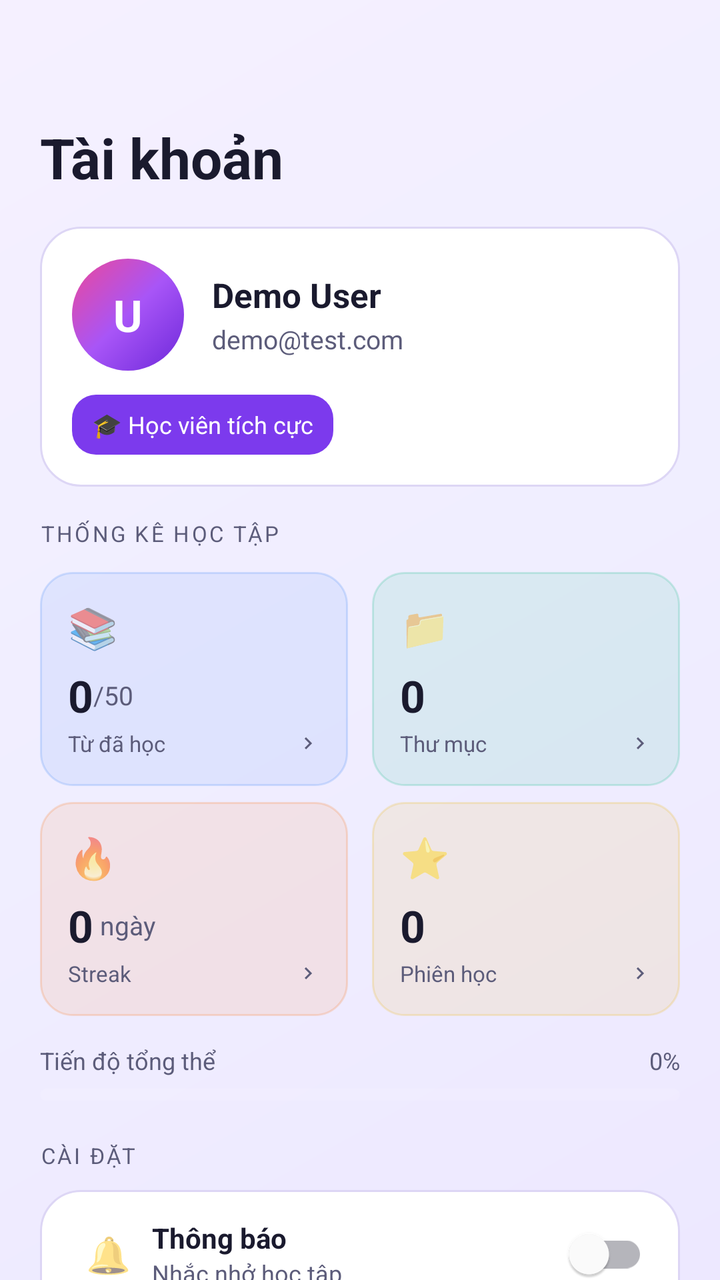
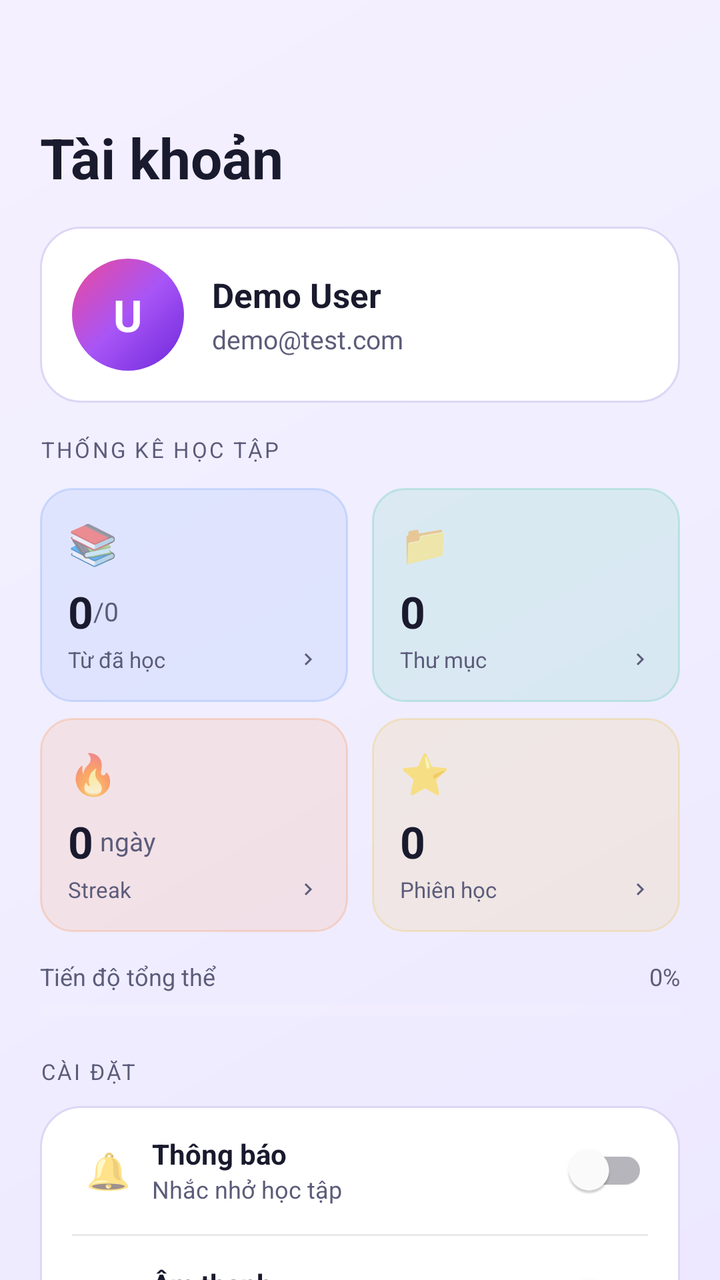

Screens rendered from an Android XML layout before and after an edit, with the pre-edit source and the edit as a unified diff.
<!-- AndroidManifest.xml: application theme Theme.FlashcardApp -->
<!-- res/layout/fragment_account.xml -->
<?xml version="1.0" encoding="utf-8"?>
<androidx.core.widget.NestedScrollView xmlns:android="http://schemas.android.com/apk/res/android"
    android:layout_width="match_parent" android:layout_height="match_parent"
    android:background="@drawable/bg_gradient_dark">
    <LinearLayout android:layout_width="match_parent" android:layout_height="wrap_content"
        android:orientation="vertical">

        
        <TextView
            android:layout_width="wrap_content" android:layout_height="wrap_content"
            android:text="Tài khoản"
            android:textColor="@color/text_primary"
            android:textSize="28sp" android:textStyle="bold"
            android:paddingHorizontal="20dp"
            android:paddingTop="60dp" android:paddingBottom="16dp"/>

        
        <LinearLayout
            android:layout_width="match_parent" android:layout_height="wrap_content"
            android:orientation="vertical"
            android:background="@drawable/bg_card_dark"
            android:padding="16dp"
            android:layout_marginStart="20dp" android:layout_marginEnd="20dp"
            android:layout_marginBottom="16dp">

            <LinearLayout
                android:layout_width="match_parent" android:layout_height="wrap_content"
                android:orientation="horizontal"
                android:gravity="center_vertical">

                <LinearLayout android:layout_width="56dp" android:layout_height="56dp"
                    android:background="@drawable/bg_avatar" android:gravity="center"
                    android:layout_marginEnd="14dp">
                    <TextView android:id="@+id/tvAvatar"
                        android:layout_width="wrap_content" android:layout_height="wrap_content"
                        android:text="U" android:textColor="@color/white"
                        android:textSize="22sp" android:textStyle="bold"/>
                </LinearLayout>

                <LinearLayout
                    android:layout_width="0dp" android:layout_height="wrap_content"
                    android:layout_weight="1"
                    android:orientation="vertical">
                    <TextView android:id="@+id/tvName"
                        android:layout_width="wrap_content" android:layout_height="wrap_content"
                        android:text="Demo User"
                        android:textColor="@color/text_primary"
                        android:textSize="17sp" android:textStyle="bold"/>
                    <TextView android:id="@+id/tvEmail"
                        android:layout_width="wrap_content" android:layout_height="wrap_content"
                        android:text="demo@test.com"
                        android:textColor="@color/text_secondary"
                        android:textSize="13sp" android:layout_marginTop="2dp"/>
                </LinearLayout>
            </LinearLayout>

            
            <LinearLayout
                android:layout_width="wrap_content" android:layout_height="30dp"
                android:background="@drawable/bg_chip_active"
                android:gravity="center_vertical"
                android:paddingStart="10dp" android:paddingEnd="10dp"
                android:layout_marginTop="12dp">
                <TextView
                    android:layout_width="wrap_content" android:layout_height="wrap_content"
                    android:text="🎓 Học viên tích cực"
                    android:textColor="@color/white"
                    android:textSize="12sp"/>
            </LinearLayout>
        </LinearLayout>

        
        <LinearLayout
            android:layout_width="match_parent" android:layout_height="wrap_content"
            android:orientation="vertical"
            android:paddingHorizontal="20dp">

            <TextView
                android:layout_width="wrap_content" android:layout_height="wrap_content"
                android:text="THỐNG KÊ HỌC TẬP"
                android:textColor="@color/text_secondary" android:textSize="11sp"
                android:letterSpacing="0.1"
                android:layout_marginBottom="12dp"/>

            
            <LinearLayout android:layout_width="match_parent" android:layout_height="wrap_content"
                android:orientation="horizontal" android:layout_marginBottom="8dp">

                
                <LinearLayout android:layout_width="0dp" android:layout_height="wrap_content"
                    android:layout_weight="1" android:orientation="vertical"
                    android:background="@drawable/bg_stat_teal" android:padding="14dp"
                    android:layout_marginEnd="6dp">
                    <TextView android:layout_width="wrap_content" android:layout_height="wrap_content"
                        android:text="📚" android:textSize="20sp" android:layout_marginBottom="6dp"/>
                    <LinearLayout android:layout_width="match_parent" android:layout_height="wrap_content"
                        android:orientation="horizontal" android:gravity="center_vertical">
                        <TextView android:id="@+id/tvWordsLearned"
                            android:layout_width="wrap_content" android:layout_height="wrap_content"
                            android:text="0" android:textColor="@color/text_primary"
                            android:textSize="22sp" android:textStyle="bold"/>
                        <TextView android:layout_width="wrap_content" android:layout_height="wrap_content"
                            android:text="/50" android:textColor="@color/text_secondary"
                            android:textSize="13sp"/>
                    </LinearLayout>
                    <LinearLayout android:layout_width="match_parent" android:layout_height="wrap_content"
                        android:orientation="horizontal" android:gravity="center_vertical"
                        android:layout_marginTop="2dp">
                        <TextView android:layout_width="0dp" android:layout_height="wrap_content"
                            android:layout_weight="1"
                            android:text="Từ đã học"
                            android:textColor="@color/text_secondary" android:textSize="11sp"/>
                        <ImageView android:layout_width="12dp" android:layout_height="12dp"
                            android:src="@drawable/ic_chevron_right"
                            android:tint="@color/text_secondary"/>
                    </LinearLayout>
                </LinearLayout>

                
                <LinearLayout android:layout_width="0dp" android:layout_height="wrap_content"
                    android:layout_weight="1" android:orientation="vertical"
                    android:background="@drawable/bg_stat_green" android:padding="14dp"
                    android:layout_marginStart="6dp">
                    <TextView android:layout_width="wrap_content" android:layout_height="wrap_content"
                        android:text="📁" android:textSize="20sp" android:layout_marginBottom="6dp"/>
                    <TextView android:id="@+id/tvSetsCount"
                        android:layout_width="wrap_content" android:layout_height="wrap_content"
                        android:text="0" android:textColor="@color/text_primary"
                        android:textSize="22sp" android:textStyle="bold"/>
                    <LinearLayout android:layout_width="match_parent" android:layout_height="wrap_content"
                        android:orientation="horizontal" android:gravity="center_vertical"
                        android:layout_marginTop="2dp">
                        <TextView android:layout_width="0dp" android:layout_height="wrap_content"
                            android:layout_weight="1"
                            android:text="Thư mục"
                            android:textColor="@color/text_secondary" android:textSize="11sp"/>
                        <ImageView android:layout_width="12dp" android:layout_height="12dp"
                            android:src="@drawable/ic_chevron_right"
                            android:tint="@color/text_secondary"/>
                    </LinearLayout>
                </LinearLayout>
            </LinearLayout>

            
            <LinearLayout android:layout_width="match_parent" android:layout_height="wrap_content"
                android:orientation="horizontal">

                
                <LinearLayout android:layout_width="0dp" android:layout_height="wrap_content"
                    android:layout_weight="1" android:orientation="vertical"
                    android:background="@drawable/bg_stat_orange" android:padding="14dp"
                    android:layout_marginEnd="6dp">
                    <TextView android:layout_width="wrap_content" android:layout_height="wrap_content"
                        android:text="🔥" android:textSize="20sp" android:layout_marginBottom="6dp"/>
                    <LinearLayout android:layout_width="match_parent" android:layout_height="wrap_content"
                        android:orientation="horizontal" android:gravity="center_vertical">
                        <TextView android:id="@+id/tvStreak"
                            android:layout_width="wrap_content" android:layout_height="wrap_content"
                            android:text="0" android:textColor="@color/text_primary"
                            android:textSize="22sp" android:textStyle="bold"/>
                        <TextView android:layout_width="wrap_content" android:layout_height="wrap_content"
                            android:text=" ngày" android:textColor="@color/text_secondary"
                            android:textSize="13sp"/>
                    </LinearLayout>
                    <LinearLayout android:layout_width="match_parent" android:layout_height="wrap_content"
                        android:orientation="horizontal" android:gravity="center_vertical"
                        android:layout_marginTop="2dp">
                        <TextView android:layout_width="0dp" android:layout_height="wrap_content"
                            android:layout_weight="1"
                            android:text="Streak"
                            android:textColor="@color/text_secondary" android:textSize="11sp"/>
                        <ImageView android:layout_width="12dp" android:layout_height="12dp"
                            android:src="@drawable/ic_chevron_right"
                            android:tint="@color/text_secondary"/>
                    </LinearLayout>
                </LinearLayout>

                
                <LinearLayout android:layout_width="0dp" android:layout_height="wrap_content"
                    android:layout_weight="1" android:orientation="vertical"
                    android:background="@drawable/bg_stat_yellow" android:padding="14dp"
                    android:layout_marginStart="6dp">
                    <TextView android:layout_width="wrap_content" android:layout_height="wrap_content"
                        android:text="⭐" android:textSize="20sp" android:layout_marginBottom="6dp"/>
                    <TextView android:id="@+id/tvSessions"
                        android:layout_width="wrap_content" android:layout_height="wrap_content"
                        android:text="0" android:textColor="@color/text_primary"
                        android:textSize="22sp" android:textStyle="bold"/>
                    <LinearLayout android:layout_width="match_parent" android:layout_height="wrap_content"
                        android:orientation="horizontal" android:gravity="center_vertical"
                        android:layout_marginTop="2dp">
                        <TextView android:layout_width="0dp" android:layout_height="wrap_content"
                            android:layout_weight="1"
                            android:text="Phiên học"
                            android:textColor="@color/text_secondary" android:textSize="11sp"/>
                        <ImageView android:layout_width="12dp" android:layout_height="12dp"
                            android:src="@drawable/ic_chevron_right"
                            android:tint="@color/text_secondary"/>
                    </LinearLayout>
                </LinearLayout>
            </LinearLayout>

            
            <LinearLayout android:layout_width="match_parent" android:layout_height="wrap_content"
                android:orientation="horizontal" android:gravity="center_vertical"
                android:layout_marginTop="14dp">
                <TextView android:layout_width="0dp" android:layout_height="wrap_content"
                    android:layout_weight="1"
                    android:text="Tiến độ tổng thể"
                    android:textColor="@color/text_secondary" android:textSize="12sp"/>
                <TextView android:id="@+id/tvProgressPercent"
                    android:layout_width="wrap_content" android:layout_height="wrap_content"
                    android:text="0%"
                    android:textColor="@color/text_secondary" android:textSize="12sp"/>
            </LinearLayout>
            <ProgressBar
                android:id="@+id/progressTotal"
                style="?android:attr/progressBarStyleHorizontal"
                android:layout_width="match_parent" android:layout_height="6dp"
                android:progress="0"
                android:progressDrawable="@drawable/progress_gradient"
                android:layout_marginTop="6dp" android:layout_marginBottom="20dp"/>
        </LinearLayout>

        
        <LinearLayout android:layout_width="match_parent" android:layout_height="wrap_content"
            android:orientation="vertical"
            android:paddingHorizontal="20dp" android:paddingBottom="16dp">

            <TextView android:layout_width="wrap_content" android:layout_height="wrap_content"
                android:text="CÀI ĐẶT"
                android:textColor="@color/text_secondary" android:textSize="11sp"
                android:letterSpacing="0.1"
                android:layout_marginBottom="10dp"/>

            <LinearLayout android:layout_width="match_parent" android:layout_height="wrap_content"
                android:orientation="vertical"
                android:background="@drawable/bg_card_dark">

                
                <LinearLayout android:layout_width="match_parent" android:layout_height="64dp"
                    android:orientation="horizontal" android:gravity="center_vertical"
                    android:paddingHorizontal="16dp">
                    <TextView android:layout_width="36dp" android:layout_height="36dp"
                        android:text="🔔" android:textSize="18sp" android:gravity="center"/>
                    <LinearLayout android:layout_width="0dp" android:layout_height="wrap_content"
                        android:layout_weight="1" android:orientation="vertical"
                        android:paddingStart="4dp">
                        <TextView android:layout_width="wrap_content" android:layout_height="wrap_content"
                            android:text="Thông báo"
                            android:textColor="@color/text_primary" android:textSize="14sp" android:textStyle="bold"/>
                        <TextView android:layout_width="wrap_content" android:layout_height="wrap_content"
                            android:text="Nhắc nhở học tập"
                            android:textColor="@color/text_secondary" android:textSize="12sp"/>
                    </LinearLayout>
                    <com.google.android.material.switchmaterial.SwitchMaterial
                        android:id="@+id/toggleNotification"
                        android:layout_width="wrap_content" android:layout_height="wrap_content"/>
                </LinearLayout>

                <View android:layout_width="match_parent" android:layout_height="1dp"
                    android:background="#15000000"
                    android:layout_marginStart="16dp" android:layout_marginEnd="16dp"/>

                
                <LinearLayout android:layout_width="match_parent" android:layout_height="64dp"
                    android:orientation="horizontal" android:gravity="center_vertical"
                    android:paddingHorizontal="16dp">
                    <TextView android:layout_width="36dp" android:layout_height="36dp"
                        android:text="🔊" android:textSize="18sp" android:gravity="center"/>
                    <LinearLayout android:layout_width="0dp" android:layout_height="wrap_content"
                        android:layout_weight="1" android:orientation="vertical"
                        android:paddingStart="4dp">
                        <TextView android:layout_width="wrap_content" android:layout_height="wrap_content"
                            android:text="Âm thanh"
                            android:textColor="@color/text_primary" android:textSize="14sp" android:textStyle="bold"/>
                        <TextView android:layout_width="wrap_content" android:layout_height="wrap_content"
                            android:text="Phát âm &amp; hiệu ứng"
                            android:textColor="@color/text_secondary" android:textSize="12sp"/>
                    </LinearLayout>
                    <com.google.android.material.switchmaterial.SwitchMaterial
                        android:id="@+id/toggleSound"
                        android:layout_width="wrap_content" android:layout_height="wrap_content"/>
                </LinearLayout>

                <View android:layout_width="match_parent" android:layout_height="1dp"
                    android:background="#15000000"
                    android:layout_marginStart="16dp" android:layout_marginEnd="16dp"/>

                
                <LinearLayout android:layout_width="match_parent" android:layout_height="64dp"
                    android:orientation="horizontal" android:gravity="center_vertical"
                    android:paddingHorizontal="16dp">
                    <TextView android:layout_width="36dp" android:layout_height="36dp"
                        android:text="🌙" android:textSize="18sp" android:gravity="center"/>
                    <LinearLayout android:layout_width="0dp" android:layout_height="wrap_content"
                        android:layout_weight="1" android:orientation="vertical"
                        android:paddingStart="4dp">
                        <TextView android:layout_width="wrap_content" android:layout_height="wrap_content"
                            android:text="Chế độ tối"
                            android:textColor="@color/text_primary" android:textSize="14sp" android:textStyle="bold"/>
                        <TextView android:id="@+id/tvDarkModeSubtitle"
                            android:layout_width="wrap_content" android:layout_height="wrap_content"
                            android:text="Đang bật chế độ sáng"
                            android:textColor="@color/text_secondary" android:textSize="12sp"/>
                    </LinearLayout>
                    <com.google.android.material.switchmaterial.SwitchMaterial
                        android:id="@+id/toggleDark"
                        android:layout_width="wrap_content" android:layout_height="wrap_content"/>
                </LinearLayout>
            </LinearLayout>
        </LinearLayout>

        
        <LinearLayout android:layout_width="match_parent" android:layout_height="wrap_content"
            android:orientation="vertical"
            android:paddingHorizontal="20dp" android:paddingBottom="16dp">

            <TextView android:layout_width="wrap_content" android:layout_height="wrap_content"
                android:text="TÀI KHOẢN"
                android:textColor="@color/text_secondary" android:textSize="11sp"
                android:letterSpacing="0.1"
                android:layout_marginBottom="10dp"/>

            <LinearLayout android:layout_width="match_parent" android:layout_height="wrap_content"
                android:orientation="vertical"
                android:background="@drawable/bg_card_dark">

                
                <LinearLayout android:id="@+id/btnProfile"
                    android:layout_width="match_parent" android:layout_height="64dp"
                    android:orientation="horizontal" android:gravity="center_vertical"
                    android:paddingHorizontal="16dp"
                    android:clickable="true" android:focusable="true"
                    android:background="?attr/selectableItemBackground">
                    <TextView android:layout_width="36dp" android:layout_height="36dp"
                        android:text="👤" android:textSize="18sp" android:gravity="center"/>
                    <LinearLayout android:layout_width="0dp" android:layout_height="wrap_content"
                        android:layout_weight="1" android:orientation="vertical"
                        android:paddingStart="4dp">
                        <TextView android:layout_width="wrap_content" android:layout_height="wrap_content"
                            android:text="Thông tin cá nhân"
                            android:textColor="@color/text_primary" android:textSize="14sp" android:textStyle="bold"/>
                        <TextView android:layout_width="wrap_content" android:layout_height="wrap_content"
                            android:text="Xem và chỉnh sửa hồ sơ"
                            android:textColor="@color/text_secondary" android:textSize="12sp"/>
                    </LinearLayout>
                    <ImageView android:layout_width="18dp" android:layout_height="18dp"
                        android:src="@drawable/ic_chevron_right"
                        android:tint="@color/text_secondary"/>
                </LinearLayout>

                <View android:layout_width="match_parent" android:layout_height="1dp"
                    android:background="#15000000"
                    android:layout_marginStart="16dp" android:layout_marginEnd="16dp"/>

                
                <LinearLayout android:layout_width="match_parent" android:layout_height="64dp"
                    android:orientation="horizontal" android:gravity="center_vertical"
                    android:paddingHorizontal="16dp">
                    <TextView android:layout_width="36dp" android:layout_height="36dp"
                        android:text="ℹ️" android:textSize="18sp" android:gravity="center"/>
                    <LinearLayout android:layout_width="0dp" android:layout_height="wrap_content"
                        android:layout_weight="1" android:orientation="vertical"
                        android:paddingStart="4dp">
                        <TextView android:layout_width="wrap_content" android:layout_height="wrap_content"
                            android:text="Về ứng dụng"
                            android:textColor="@color/text_primary" android:textSize="14sp" android:textStyle="bold"/>
                        <TextView android:layout_width="wrap_content" android:layout_height="wrap_content"
                            android:text="Phiên bản 1.0.0"
                            android:textColor="@color/text_secondary" android:textSize="12sp"/>
                    </LinearLayout>
                    <ImageView android:layout_width="18dp" android:layout_height="18dp"
                        android:src="@drawable/ic_chevron_right"
                        android:tint="@color/text_secondary"/>
                </LinearLayout>
            </LinearLayout>
        </LinearLayout>

        
        <Button android:id="@+id/btnLogout"
            android:layout_width="match_parent" android:layout_height="56dp"
            android:text="→  Đăng xuất"
            android:textColor="@color/white" android:textSize="16sp" android:textStyle="bold"
            android:background="@drawable/bg_btn_gradient"
            android:stateListAnimator="@null"
            android:layout_marginStart="20dp" android:layout_marginEnd="20dp"
            android:layout_marginBottom="16dp"/>

        
        <LinearLayout android:layout_width="match_parent" android:layout_height="wrap_content"
            android:orientation="horizontal"
            android:paddingHorizontal="20dp" android:paddingBottom="100dp">
            <TextView android:id="@+id/tvDeleteAccount"
                android:layout_width="wrap_content" android:layout_height="wrap_content"
                android:text="🗑 Xóa tài khoản"
                android:textColor="#EF4444" android:textSize="12sp"
                android:clickable="true" android:focusable="true"/>
            <View android:layout_width="0dp" android:layout_height="1dp" android:layout_weight="1"/>
            <TextView
                android:layout_width="wrap_content" android:layout_height="wrap_content"
                android:text="Chính sách bảo mật"
                android:textColor="@color/text_secondary" android:textSize="12sp"/>
        </LinearLayout>

    </LinearLayout>
</androidx.core.widget.NestedScrollView>
<!-- resources referenced by this layout -->
<resources>
  <color name="text_primary">#1A1A2E</color>
  <color name="text_secondary">#5C5C7A</color>
  <color name="white">#FFFFFF</color>
  <!-- drawable bg_avatar (drawable) -->
  <?xml version="1.0" encoding="utf-8"?>
  <shape xmlns:android="http://schemas.android.com/apk/res/android" android:shape="oval">
      <gradient
          android:startColor="#6D28D9"
          android:centerColor="#A855F7"
          android:endColor="#EC4899"
          android:angle="135"/>
  </shape>
  <!-- drawable bg_btn_gradient (drawable) -->
  <?xml version="1.0" encoding="utf-8"?>
  <shape xmlns:android="http://schemas.android.com/apk/res/android" android:shape="rectangle">
      <gradient
          android:startColor="#6D28D9"
          android:centerColor="#A855F7"
          android:endColor="#EC4899"
          android:angle="135"/>
      <corners android:radius="16dp"/>
  </shape>
  <!-- drawable bg_card_dark (drawable) -->
  <?xml version="1.0" encoding="utf-8"?>
  <shape xmlns:android="http://schemas.android.com/apk/res/android" android:shape="rectangle">
      <solid android:color="@color/bg_card_surface"/>
      <stroke android:width="1dp" android:color="#DDD6F5"/>
      <corners android:radius="20dp"/>
  </shape>
  <!-- drawable bg_chip_active (drawable) -->
  <?xml version="1.0" encoding="utf-8"?>
  <shape xmlns:android="http://schemas.android.com/apk/res/android" android:shape="rectangle">
      <solid android:color="#7C3AED"/>
      <corners android:radius="12dp"/>
  </shape>
  <!-- drawable bg_gradient_dark (drawable) -->
  <?xml version="1.0" encoding="utf-8"?>
  <shape xmlns:android="http://schemas.android.com/apk/res/android">
      <gradient
          android:startColor="#EDE8FF"
          android:centerColor="#F0EEFF"
          android:endColor="#F5F0FF"
          android:angle="135"/>
  </shape>
  <!-- drawable bg_stat_green (drawable) -->
  <?xml version="1.0" encoding="utf-8"?>
  <shape xmlns:android="http://schemas.android.com/apk/res/android" android:shape="rectangle">
      <solid android:color="#1A10B981"/>
      <stroke android:width="1dp" android:color="#3310B981"/>
      <corners android:radius="16dp"/>
  </shape>
  <!-- drawable bg_stat_orange (drawable) -->
  <?xml version="1.0" encoding="utf-8"?>
  <shape xmlns:android="http://schemas.android.com/apk/res/android" android:shape="rectangle">
      <solid android:color="#1AF97316"/>
      <stroke android:width="1dp" android:color="#33F97316"/>
      <corners android:radius="16dp"/>
  </shape>
  <!-- drawable bg_stat_teal (drawable) -->
  <?xml version="1.0" encoding="utf-8"?>
  <shape xmlns:android="http://schemas.android.com/apk/res/android" android:shape="rectangle">
      <solid android:color="#1A3B82F6"/>
      <stroke android:width="1dp" android:color="#333B82F6"/>
      <corners android:radius="16dp"/>
  </shape>
  <!-- drawable bg_stat_yellow (drawable) -->
  <?xml version="1.0" encoding="utf-8"?>
  <shape xmlns:android="http://schemas.android.com/apk/res/android" android:shape="rectangle">
      <solid android:color="#1AEAB308"/>
      <stroke android:width="1dp" android:color="#33EAB308"/>
      <corners android:radius="16dp"/>
  </shape>
  <!-- drawable ic_chevron_right (drawable) -->
  <vector xmlns:android="http://schemas.android.com/apk/res/android" android:width="24dp" android:height="24dp" android:viewportWidth="24" android:viewportHeight="24">
      <path android:fillColor="@android:color/white" android:pathData="M10,6L8.59,7.41 13.17,12l-4.58,4.59L10,18l6,-6z"/>
  </vector>
  <color name="bg_card_surface">#FFFFFF</color>
  <color name="purple_500">#A855F7</color>
  <color name="purple_600">#9333EA</color>
  <color name="pink_500">#EC4899</color>
  <color name="pink_600">#DB2777</color>
  <color name="bg_surface">#EDE8FF</color>
  <color name="wrong_red">#EF4444</color>
  <color name="nav_bg_adaptive">#FFFFFF</color>
  <!-- unchanged entries left out for length: 2 -->
</resources>

<!-- the commit's change to res/layout/fragment_account.xml (unified diff, before → after) -->
@@ -56,11 +56,13 @@
 
             
             <LinearLayout
+                android:id="@+id/badgeActive"
                 android:layout_width="wrap_content" android:layout_height="30dp"
                 android:background="@drawable/bg_chip_active"
                 android:gravity="center_vertical"
                 android:paddingStart="10dp" android:paddingEnd="10dp"
-                android:layout_marginTop="12dp">
+                android:layout_marginTop="12dp"
+                android:visibility="gone">
                 <TextView
                     android:layout_width="wrap_content" android:layout_height="wrap_content"
                     android:text="🎓 Học viên tích cực"
@@ -87,10 +89,12 @@
                 android:orientation="horizontal" android:layout_marginBottom="8dp">
 
                 
-                <LinearLayout android:layout_width="0dp" android:layout_height="wrap_content"
+                <LinearLayout android:id="@+id/cardWordsLearned"
+                    android:layout_width="0dp" android:layout_height="wrap_content"
                     android:layout_weight="1" android:orientation="vertical"
                     android:background="@drawable/bg_stat_teal" android:padding="14dp"
-                    android:layout_marginEnd="6dp">
+                    android:layout_marginEnd="6dp"
+                    android:clickable="true" android:focusable="true">
                     <TextView android:layout_width="wrap_content" android:layout_height="wrap_content"
                         android:text="📚" android:textSize="20sp" android:layout_marginBottom="6dp"/>
                     <LinearLayout android:layout_width="match_parent" android:layout_height="wrap_content"
@@ -99,8 +103,9 @@
                             android:layout_width="wrap_content" android:layout_height="wrap_content"
                             android:text="0" android:textColor="@color/text_primary"
                             android:textSize="22sp" android:textStyle="bold"/>
-                        <TextView android:layout_width="wrap_content" android:layout_height="wrap_content"
-                            android:text="/50" android:textColor="@color/text_secondary"
+                        <TextView android:id="@+id/tvWordsTotal"
+                            android:layout_width="wrap_content" android:layout_height="wrap_content"
+                            android:text="/0" android:textColor="@color/text_secondary"
                             android:textSize="13sp"/>
                     </LinearLayout>
                     <LinearLayout android:layout_width="match_parent" android:layout_height="wrap_content"
@@ -117,10 +122,12 @@
                 </LinearLayout>
 
                 
-                <LinearLayout android:layout_width="0dp" android:layout_height="wrap_content"
+                <LinearLayout android:id="@+id/cardFolders"
+                    android:layout_width="0dp" android:layout_height="wrap_content"
                     android:layout_weight="1" android:orientation="vertical"
                     android:background="@drawable/bg_stat_green" android:padding="14dp"
-                    android:layout_marginStart="6dp">
+                    android:layout_marginStart="6dp"
+                    android:clickable="true" android:focusable="true">
                     <TextView android:layout_width="wrap_content" android:layout_height="wrap_content"
                         android:text="📁" android:textSize="20sp" android:layout_marginBottom="6dp"/>
                     <TextView android:id="@+id/tvSetsCount"
@@ -146,10 +153,12 @@
                 android:orientation="horizontal">
 
                 
-                <LinearLayout android:layout_width="0dp" android:layout_height="wrap_content"
+                <LinearLayout android:id="@+id/cardStreak"
+                    android:layout_width="0dp" android:layout_height="wrap_content"
                     android:layout_weight="1" android:orientation="vertical"
                     android:background="@drawable/bg_stat_orange" android:padding="14dp"
-                    android:layout_marginEnd="6dp">
+                    android:layout_marginEnd="6dp"
+                    android:clickable="true" android:focusable="true">
                     <TextView android:layout_width="wrap_content" android:layout_height="wrap_content"
                         android:text="🔥" android:textSize="20sp" android:layout_marginBottom="6dp"/>
                     <LinearLayout android:layout_width="match_parent" android:layout_height="wrap_content"
@@ -355,9 +364,12 @@
                     android:layout_marginStart="16dp" android:layout_marginEnd="16dp"/>
 
                 
-                <LinearLayout android:layout_width="match_parent" android:layout_height="64dp"
+                <LinearLayout android:id="@+id/btnAbout"
+                    android:layout_width="match_parent" android:layout_height="64dp"
                     android:orientation="horizontal" android:gravity="center_vertical"
-                    android:paddingHorizontal="16dp">
+                    android:paddingHorizontal="16dp"
+                    android:clickable="true" android:focusable="true"
+                    android:background="?attr/selectableItemBackground">
                     <TextView android:layout_width="36dp" android:layout_height="36dp"
                         android:text="ℹ️" android:textSize="18sp" android:gravity="center"/>
                     <LinearLayout android:layout_width="0dp" android:layout_height="wrap_content"
